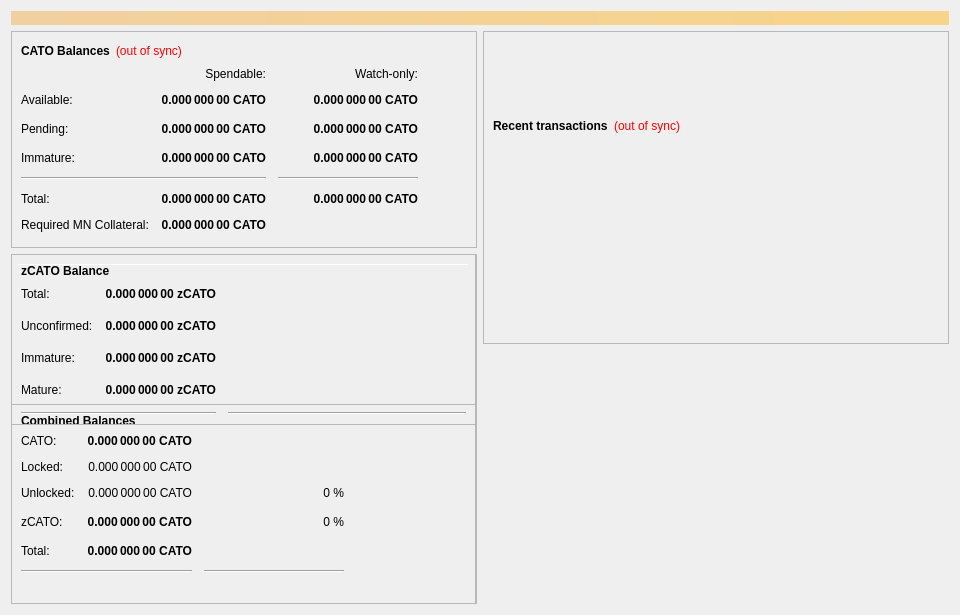
This is src/qt/forms/overviewpage.ui in CatoCoin/CatoCoin as Qt 5 draws it before an edit. The edited form follows.
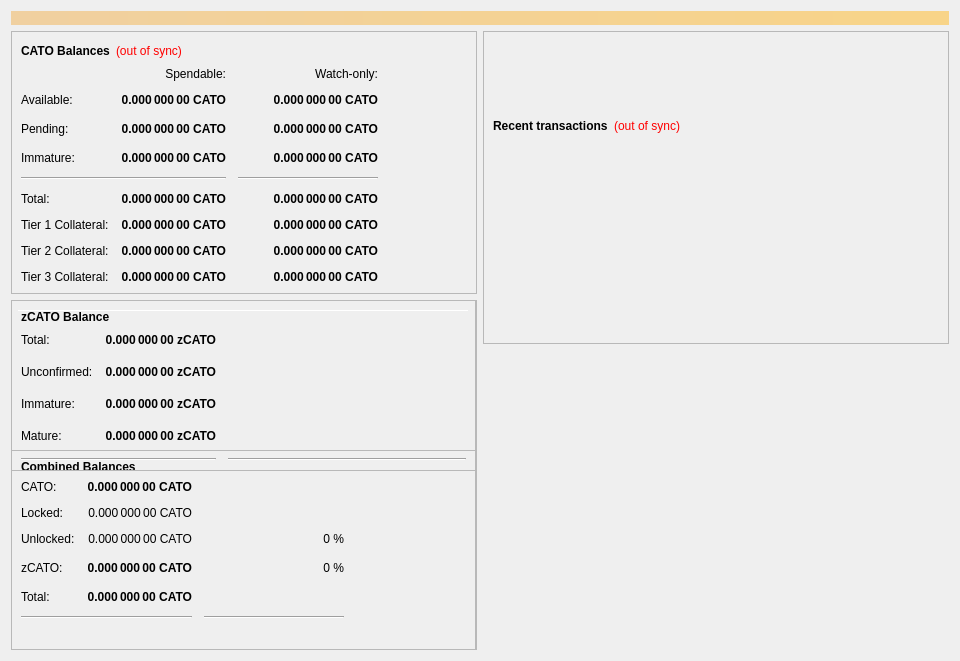
This is the edited form.

Commit message:
CatoCoin Manadatory Update
New Code must be installed before block 495,217 ~ 6/8/19

```diff
--- a/src/qt/forms/overviewpage.ui
+++ b/src/qt/forms/overviewpage.ui
@@ -214,7 +214,21 @@
             <item row="7" column="0">
              <widget class="QLabel" name="labelTotalText2">
               <property name="text">
-               <string>Required MN Collateral:</string>
+               <string>Tier 1 Collateral:</string>
+              </property>
+             </widget>
+            </item>
+            <item row="8" column="0">
+             <widget class="QLabel" name="labelTotalText3">
+              <property name="text">
+               <string>Tier 2 Collateral:</string>
+              </property>
+             </widget>
+            </item>
+            <item row="9" column="0">
+             <widget class="QLabel" name="labelTotalText4">
+              <property name="text">
+               <string>Tier 3 Collateral:</string>
               </property>
              </widget>
             </item>
@@ -313,6 +327,131 @@
               </property>
              </widget>
             </item>
+            <item row="8" column="1">
+             <widget class="QLabel" name="labelTotal3">
+              <property name="font">
+               <font>
+                <weight>75</weight>
+                <bold>true</bold>
+               </font>
+              </property>
+              <property name="cursor">
+               <cursorShape>IBeamCursor</cursorShape>
+              </property>
+              <property name="toolTip">
+               <string>Your current total balance</string>
+              </property>
+              <property name="text">
+               <string notr="true">0.000 000 00 CATO</string>
+              </property>
+              <property name="alignment">
+               <set>Qt::AlignRight|Qt::AlignTrailing|Qt::AlignVCenter</set>
+              </property>
+              <property name="textInteractionFlags">
+               <set>Qt::LinksAccessibleByMouse|Qt::TextSelectableByKeyboard|Qt::TextSelectableByMouse</set>
+              </property>
+             </widget>
+            </item>
+            <item row="9" column="1">
+             <widget class="QLabel" name="labelTotal4">
+              <property name="font">
+               <font>
+                <weight>75</weight>
+                <bold>true</bold>
+               </font>
+              </property>
+              <property name="cursor">
+               <cursorShape>IBeamCursor</cursorShape>
+              </property>
+              <property name="toolTip">
+               <string>Your current total balance</string>
+              </property>
+              <property name="text">
+               <string notr="true">0.000 000 00 CATO</string>
+              </property>
+              <property name="alignment">
+               <set>Qt::AlignRight|Qt::AlignTrailing|Qt::AlignVCenter</set>
+              </property>
+              <property name="textInteractionFlags">
+               <set>Qt::LinksAccessibleByMouse|Qt::TextSelectableByKeyboard|Qt::TextSelectableByMouse</set>
+              </property>
+             </widget>
+            </item>
+            <item row="7" column="2">
+             <widget class="QLabel" name="labelTotal5">
+              <property name="font">
+               <font>
+                <weight>75</weight>
+                <bold>true</bold>
+               </font>
+              </property>
+              <property name="cursor">
+               <cursorShape>IBeamCursor</cursorShape>
+              </property>
+              <property name="toolTip">
+               <string>Your current total balance</string>
+              </property>
+              <property name="text">
+               <string notr="true">0.000 000 00 CATO</string>
+              </property>
+              <property name="alignment">
+               <set>Qt::AlignRight|Qt::AlignTrailing|Qt::AlignVCenter</set>
+              </property>
+              <property name="textInteractionFlags">
+               <set>Qt::LinksAccessibleByMouse|Qt::TextSelectableByKeyboard|Qt::TextSelectableByMouse</set>
+              </property>
+             </widget>
+            </item>
+            <item row="8" column="2">
+             <widget class="QLabel" name="labelTotal6">
+              <property name="font">
+               <font>
+                <weight>75</weight>
+                <bold>true</bold>
+               </font>
+              </property>
+              <property name="cursor">
+               <cursorShape>IBeamCursor</cursorShape>
+              </property>
+              <property name="toolTip">
+               <string>Your current total balance</string>
+              </property>
+              <property name="text">
+               <string notr="true">0.000 000 00 CATO</string>
+              </property>
+              <property name="alignment">
+               <set>Qt::AlignRight|Qt::AlignTrailing|Qt::AlignVCenter</set>
+              </property>
+              <property name="textInteractionFlags">
+               <set>Qt::LinksAccessibleByMouse|Qt::TextSelectableByKeyboard|Qt::TextSelectableByMouse</set>
+              </property>
+             </widget>
+            </item>
+            <item row="9" column="2">
+             <widget class="QLabel" name="labelTotal7">
+              <property name="font">
+               <font>
+                <weight>75</weight>
+                <bold>true</bold>
+               </font>
+              </property>
+              <property name="cursor">
+               <cursorShape>IBeamCursor</cursorShape>
+              </property>
+              <property name="toolTip">
+               <string>Your current total balance</string>
+              </property>
+              <property name="text">
+               <string notr="true">0.000 000 00 CATO</string>
+              </property>
+              <property name="alignment">
+               <set>Qt::AlignRight|Qt::AlignTrailing|Qt::AlignVCenter</set>
+              </property>
+              <property name="textInteractionFlags">
+               <set>Qt::LinksAccessibleByMouse|Qt::TextSelectableByKeyboard|Qt::TextSelectableByMouse</set>
+              </property>
+             </widget>
+            </item>
             <item row="5" column="2">
              <widget class="QLabel" name="labelWatchTotal">
               <property name="font">
```
Left out of the diff: 4 changed lines with no effect on the pictures. The commit also changes 53 other files.
